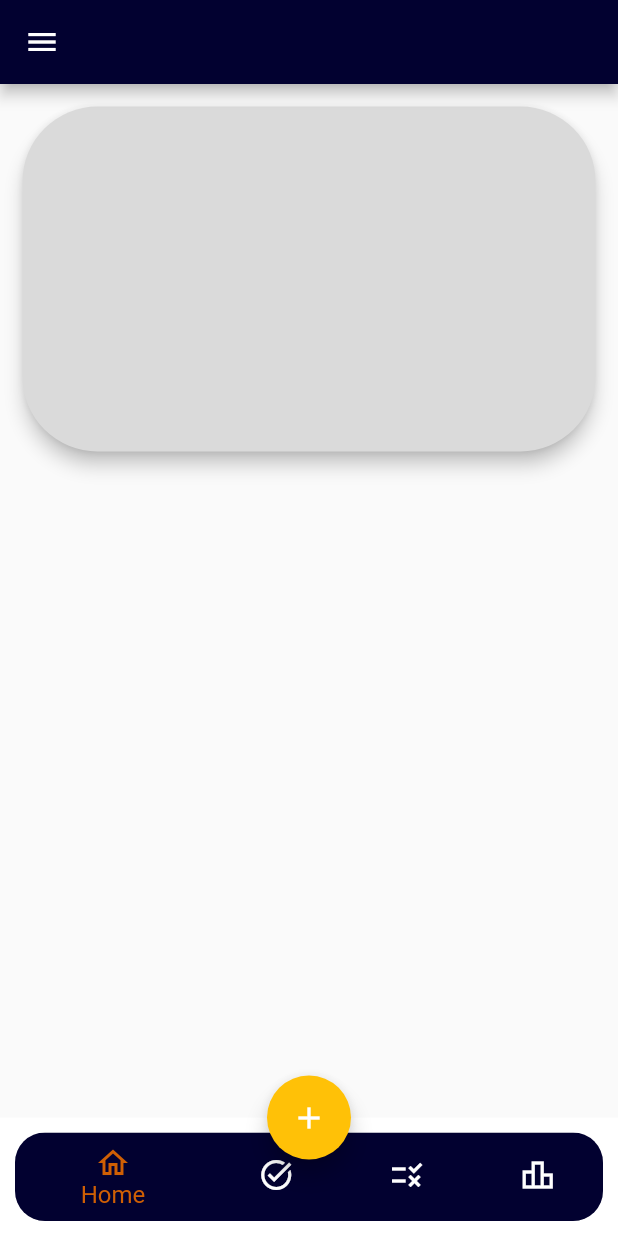
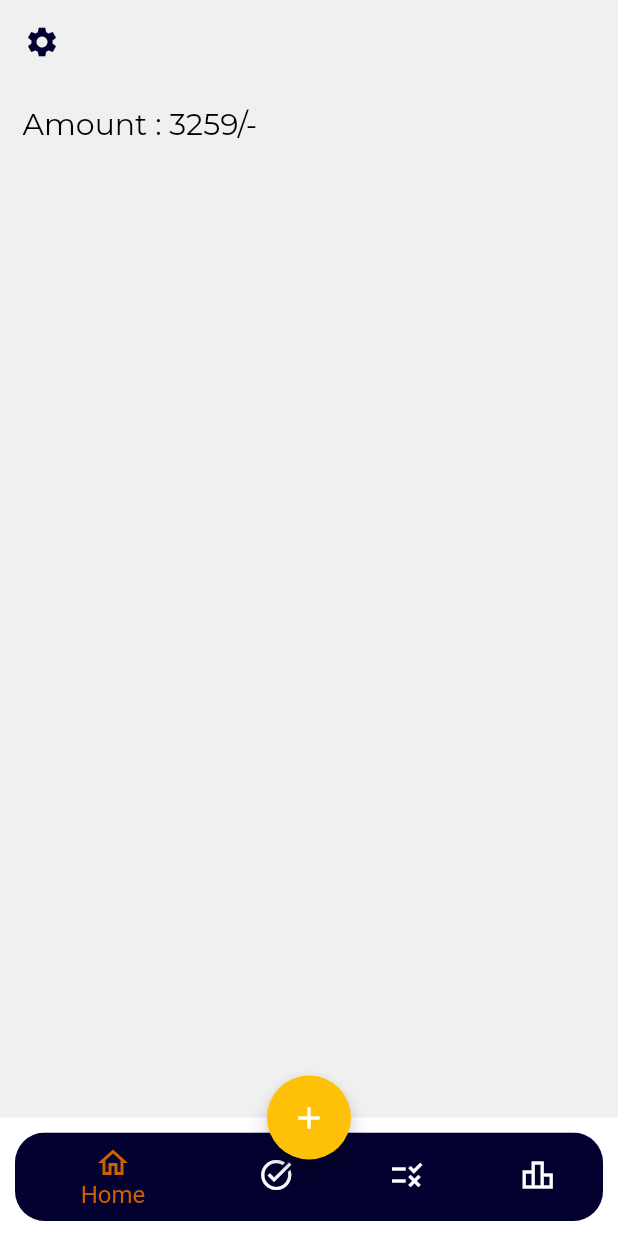
Before and after one commit to muhammed-ajmal1217/Money_managemnt, a Flutter app: the screen it shows after launch, on a phone screen of 412 x 824 dp. Run offline on Flutter 3.47's test engine with Material 2 defaults, Android fonts, the phone set to English and light mode, and no system bars; our stand-ins replace google_fonts.

```diff
--- a/lib/homepage.dart
+++ b/lib/homepage.dart
@@ -1,4 +1,5 @@
 import 'package:flutter/material.dart';
+import 'package:google_fonts/google_fonts.dart';
 import 'package:myapp/widgets/drawe.dart';
 
 class HomePage extends StatelessWidget {
@@ -9,32 +10,44 @@ class HomePage extends StatelessWidget {
   @override
   Widget build(BuildContext context) {
     return Scaffold(
+      backgroundColor: Color.fromARGB(255, 240, 240, 240),
       appBar: AppBar(
-        backgroundColor: Color.fromARGB(255, 2, 1, 48),
+        elevation: 0,
+        backgroundColor: Color.fromARGB(255, 240, 240, 240),
+        leading: Builder(
+          builder: (BuildContext context) {
+            return IconButton(
+              icon: const Icon(
+                Icons.settings,
+                color: Color.fromARGB(255, 2, 1, 48),
+              ),
+              onPressed: () {
+                Scaffold.of(context).openDrawer();
+              },
+              tooltip: MaterialLocalizations.of(context).openAppDrawerTooltip,
+            );
+          },
+        ),
       ),
       drawer: CustomDrawer(),
       body: Column(
         children: [
           Padding(
-              padding: const EdgeInsets.all(15.0),
-              child: Material(
-                elevation: 5,
-
-                borderRadius: BorderRadius.circular(50),
-                color: Color.fromARGB(255, 218, 218, 218),
-                child: Container(
-                  height: 230,
-                  width: double.infinity,
-                ),
-              )),
+            padding: const EdgeInsets.all(15.0),
+            child: Row(
+              children: [
+                Text('Amount : 3259/-',style: GoogleFonts.montserrat(textStyle: TextStyle(color: Colors.black,fontSize: 20)),)
+              ],
+            ),
+          ),
           Expanded(
             child: ListView.builder(
               itemBuilder: (context, index) {
                 return ListTile(
+                  title: Text(''),
 
                 );
               },
-              itemCount: listItems.length,
             ),
           ),
         ],
--- a/lib/main.dart
+++ b/lib/main.dart
@@ -1,6 +1,5 @@
 import 'package:flutter/material.dart';
 import 'package:myapp/bottom_bar.dart';
-import 'package:myapp/provider/bottom_bar_provider.dart';
 import 'package:myapp/provider/list_adding_provider.dart';
 import 'package:provider/provider.dart';
 
```
Also changed, not shown: lib/controller/list_adding_widget.dart (+6 -9 lines), pubspec.yaml (+4 -8 lines), lib/provider/bottom_bar_provider.dart (deleted), pubspec.lock, 1 other file.
